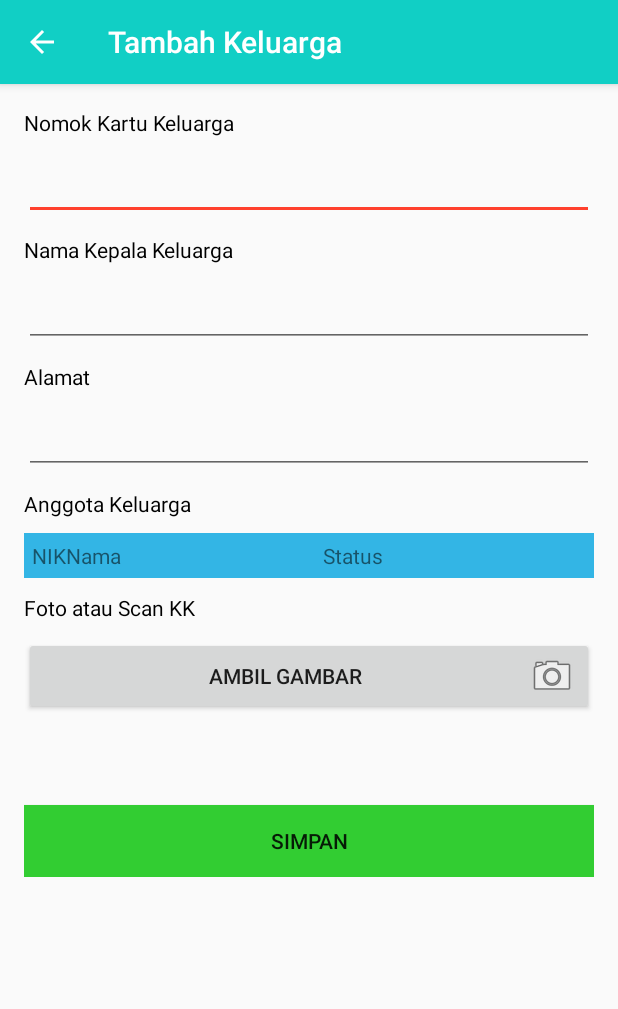
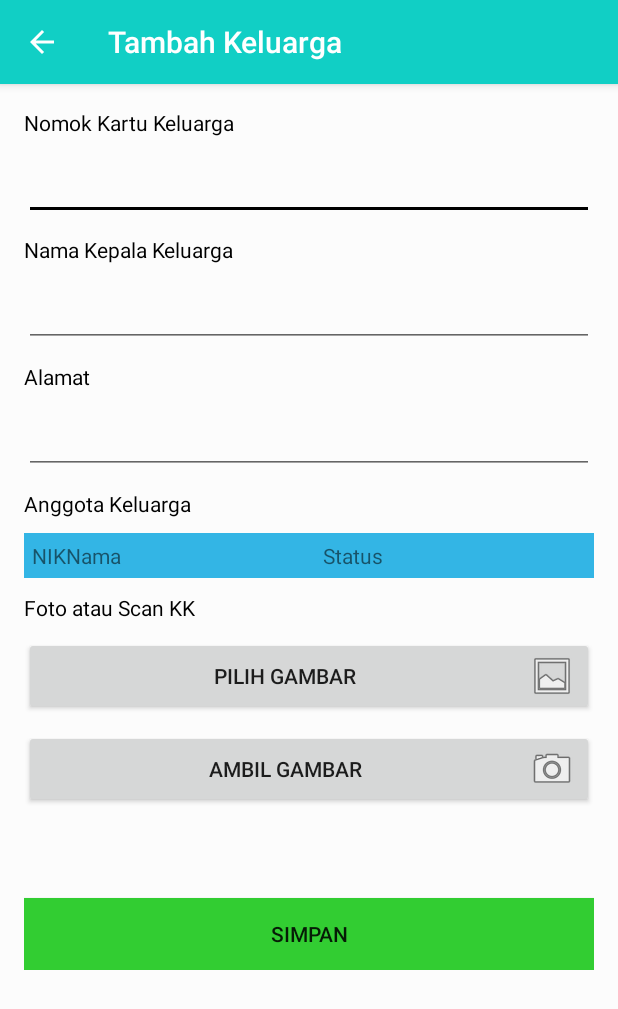
Before and after one commit to MrAlligator/AndroidSIPEKA, an Android app: the KeluargaActivity screen opened directly, with no data from a screen before it, after a tap on "BUAT DATA BARU", on a phone screen of 412 x 824 dp. Shown: the top 1009 px of the screen. Run offline under Robolectric (Android 15) with nearby library versions, the phone set to English and light mode, and no system bars.

Commit message:
gak ruh :v

```diff
--- a/app/src/main/res/layout/activity_about.xml
+++ b/app/src/main/res/layout/activity_about.xml
@@ -4,6 +4,7 @@
     xmlns:tools="http://schemas.android.com/tools"
     android:layout_width="match_parent"
     android:layout_height="match_parent"
-    tools:context=".AboutActivity">
+    tools:context=".AboutActivity"
+    android:background="@color/contentBodyColor">
 
 </androidx.constraintlayout.widget.ConstraintLayout>
--- a/app/src/main/res/layout/activity_grafik.xml
+++ b/app/src/main/res/layout/activity_grafik.xml
@@ -8,7 +8,8 @@
     android:paddingRight="16dp"
     android:paddingLeft="16dp"
     android:paddingBottom="16dp"
-    tools:context=".GrafikActivity">
+    tools:context=".GrafikActivity"
+    android:background="@color/contentBodyColor">
 
     <Spinner
         android:id="@+id/opsi"
--- a/app/src/main/res/layout/activity_keluarga.xml
+++ b/app/src/main/res/layout/activity_keluarga.xml
@@ -8,7 +8,8 @@
     android:paddingTop="16dp"
     android:paddingRight="16dp"
     android:paddingLeft="16dp"
-    tools:context=".KeluargaActivity">
+    tools:context=".KeluargaActivity"
+    android:background="@color/contentBodyColor">
 
     <androidx.recyclerview.widget.RecyclerView
         android:id="@+id/listView1"
--- a/app/src/main/res/layout/activity_login.xml
+++ b/app/src/main/res/layout/activity_login.xml
@@ -4,7 +4,7 @@
     xmlns:tools="http://schemas.android.com/tools"
     android:layout_width="match_parent"
     android:layout_height="match_parent"
-    android:background="#778899"
+    android:background="@drawable/background1"
     tools:context=".LoginActivity">
 
     <ScrollView
@@ -21,7 +21,7 @@
                 android:layout_height="165dp"
                 android:layout_centerHorizontal="true"
                 android:layout_marginTop="80dp"
-                android:src="@drawable/logo_hitam" />
+                android:src="@drawable/logo_putih" />
 
             <ImageView
                 android:id="@+id/logouname"
@@ -93,6 +93,8 @@
                 android:layout_width="wrap_content"
                 android:layout_height="wrap_content"
                 android:text="Masuk"
+                android:textColor="#FFFFFF"
+                android:background="@drawable/custom_button"
                 android:layout_below="@id/password"
                 android:layout_marginTop="40dp"
                 android:layout_centerHorizontal="true"/>
--- a/app/src/main/res/layout/activity_main.xml
+++ b/app/src/main/res/layout/activity_main.xml
@@ -4,7 +4,7 @@
     xmlns:tools="http://schemas.android.com/tools"
     android:layout_width="match_parent"
     android:layout_height="match_parent"
-    android:background="#778899"
+    android:background="@drawable/background1"
     tools:context=".MainActivity">
 
     <ImageView
--- a/app/src/main/res/layout/activity_penduduk.xml
+++ b/app/src/main/res/layout/activity_penduduk.xml
@@ -4,6 +4,7 @@
     xmlns:tools="http://schemas.android.com/tools"
     android:layout_width="match_parent"
     android:layout_height="match_parent"
+    android:background="@color/contentBodyColor"
     android:paddingTop="16dp"
     android:paddingLeft="16dp"
     android:paddingBottom="16dp"
--- a/app/src/main/res/layout/activity_tambah.xml
+++ b/app/src/main/res/layout/activity_tambah.xml
@@ -8,7 +8,8 @@
     android:paddingRight="16dp"
     android:paddingTop="16dp"
     android:paddingBottom="16dp"
-    tools:context=".TambahActivity">
+    tools:context=".TambahActivity"
+    android:background="@color/contentBodyColor">
 
     <ScrollView
         android:layout_width="match_parent"
--- a/app/src/main/res/layout/activity_tambah_keluarga.xml
+++ b/app/src/main/res/layout/activity_tambah_keluarga.xml
@@ -8,7 +8,8 @@
     android:paddingRight="16dp"
     android:paddingTop="16dp"
     android:paddingBottom="16dp"
-    tools:context=".TambahKeluargaActivity">
+    tools:context=".TambahKeluargaActivity"
+    android:background="@color/contentBodyColor">
 
     <ScrollView
         android:layout_width="match_parent"
@@ -144,7 +145,7 @@
                 />
 
             <Button
-                android:visibility="gone"
+                android:visibility="visible"
                 android:id="@+id/btnPilih"
                 android:layout_width="match_parent"
                 android:layout_height="wrap_content"
--- a/app/src/main/res/values/colors.xml
+++ b/app/src/main/res/values/colors.xml
@@ -2,7 +2,7 @@
 <resources>
     <color name="colorPrimary">#11CFC5</color>
     <color name="colorPrimaryDark">#000</color>
-    <color name="colorAccent">#FF402D</color>
+    <color name="colorAccent">#000000</color>
 
     <!--colors for light mode-->
     <color name="contentBodyColor">#FCFCFC</color>
```
Also changed, not shown: app/src/main/res/drawable/custom_button.xml (added, +7 -0 lines), app/src/main/res/values/styles.xml (+1 -32 lines), app/src/main/res/drawable-v24/about.png, app/src/main/res/drawable-v24/domisili.png, app/src/main/res/drawable-v24/grafik.png, app/src/main/res/drawable-v24/keluarga.png, app/src/main/res/drawable-v24/penduduk.png, app/src/main/res/drawable-v24/pengaturan.png, app/src/main/res/drawable-v24/setting.png (added), 1 other file.
